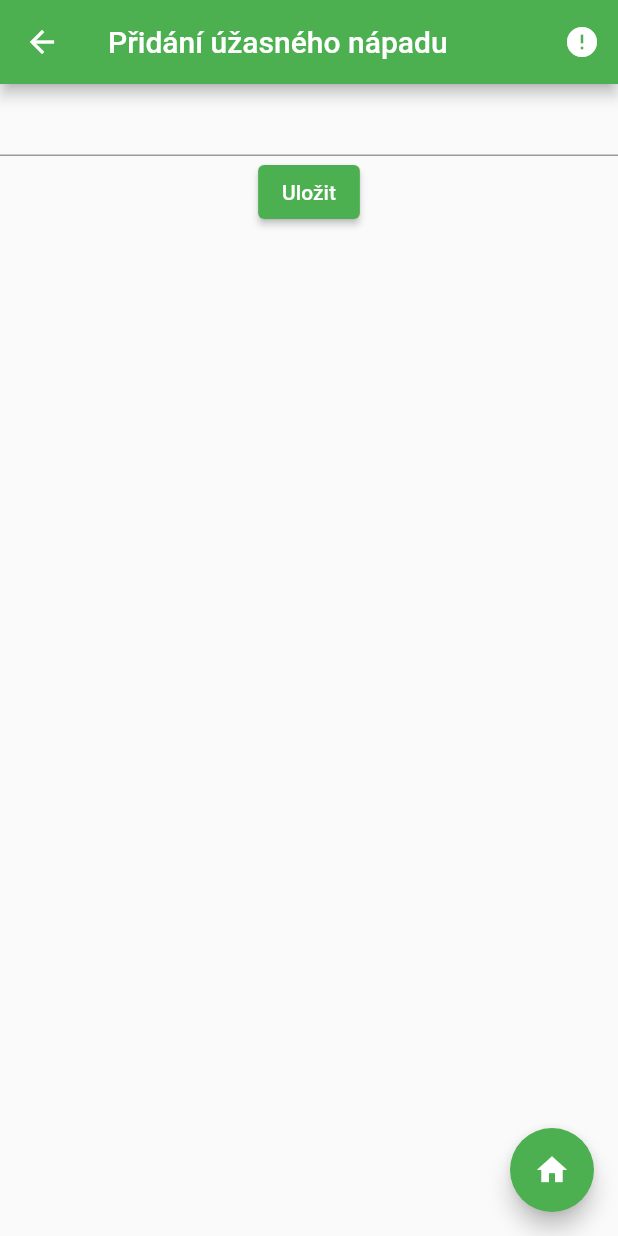
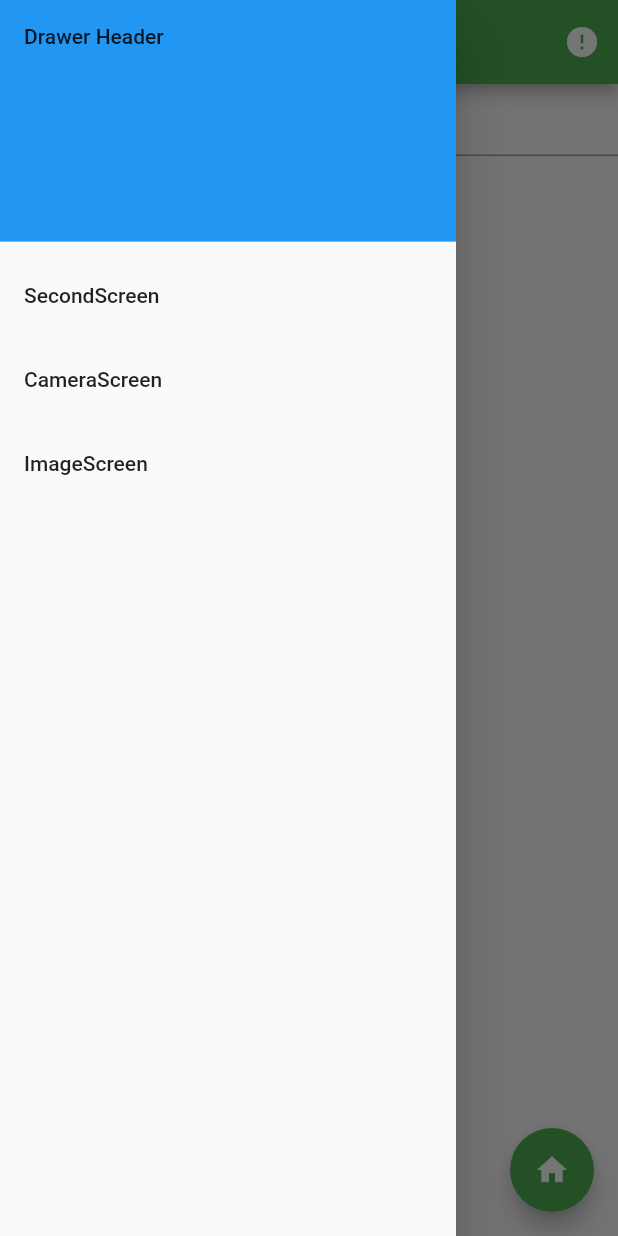
Before and after one commit to flutter-kurz-team/flutter-kurz-3, a Flutter app: the SecondScreen screen opened by its route, with the side drawer open (before the commit the screen has no drawer), on a phone screen of 412 x 824 dp. Run offline on Flutter 3.47's test engine with Material 2 defaults, Android fonts, the phone set to English and light mode, and no system bars; our stand-ins replace camera, shared_preferences; accounts and stored records are empty.

Commit message:
refactor drawer

```diff
--- /dev/null
+++ b/lib/components/components.dart
@@ -0,0 +1,59 @@
+import 'package:flutter/material.dart';
+
+class Components {
+  Drawer getDrawer(BuildContext context) {
+    return Drawer(
+      // Add a ListView to the drawer. This ensures the user can scroll
+      // through the options in the drawer if there isn't enough vertical
+      // space to fit everything.
+      child: ListView(
+        // Important: Remove any padding from the ListView.
+        padding: EdgeInsets.zero,
+        children: [
+          DrawerHeader(
+            child: Text('Drawer Header'),
+            decoration: BoxDecoration(
+              color: Colors.blue,
+            ),
+          ),
+          ListTile(
+            title: Text('SecondScreen'),
+            onTap: () {
+              // Update the state of the app
+              // ...
+              // Then close the drawer
+              Navigator.pop(context);
+            },
+          ),
+          ListTile(
+            title: Text('CameraScreen'),
+            onTap: () {
+              // Update the state of the app
+              // ...
+              // Then close the drawer
+              Navigator.pop(context);
+            },
+          ),
+          ListTile(
+            title: Text('ImageScreen'),
+            onTap: () {
+              // Update the state of the app
+              // ...
+              // Then close the drawer
+              Navigator.pop(context);
+            },
+          ),
+        ],
+      ),
+    );
+  }
+
+  FloatingActionButton getHomeButton(BuildContext context) {
+    return FloatingActionButton(
+      onPressed: () => Navigator.pushNamed(context, "/"),
+      tooltip: '/',
+      child: const Icon(Icons.home),
+    );
+  }
+
+}
--- a/lib/main.dart
+++ b/lib/main.dart
@@ -3,8 +3,6 @@ import 'screens/HomeScreen.dart';
 import 'screens/SecondScreen.dart';
 import 'screens/CameraScreen.dart';
 import 'screens/ImageScreen.dart';
-
-import 'screens/Drawer.dart';
 
 void main() {
   runApp(MyApp());
@@ -33,7 +31,6 @@ class MyApp extends StatelessWidget {
         '/second': (context) => SecondScreen(),
         '/camera': (context) => CameraScreen(),
         '/image': (context) => ImageScreen(),
-        '/drawer': (context) => Drawer(),
       },
       initialRoute: '/',
     );
--- a/lib/screens/CameraScreen.dart
+++ b/lib/screens/CameraScreen.dart
@@ -5,7 +5,7 @@ import 'package:path_provider/path_provider.dart';
 import 'dart:io';
 import 'dart:math';
 
-import '../components/homeFloatingButton.dart';
+import '../components/components.dart';
 
 
 class CameraScreen extends StatefulWidget {
@@ -94,6 +94,7 @@ class _CameraScreenState extends State<CameraScreen> {
           ),
         ],
       ),
+      drawer: Components().getDrawer(context),
       body: Center(
         child: Column(
           children: [
@@ -110,7 +111,7 @@ class _CameraScreenState extends State<CameraScreen> {
           ],
         ),
       ),
-          floatingActionButton: getHomeButton(context),
+          floatingActionButton: Components().getHomeButton(context),
 
     );
   }
--- a/lib/screens/HomeScreen.dart
+++ b/lib/screens/HomeScreen.dart
@@ -1,5 +1,6 @@
 import 'package:flutter/material.dart';
 import 'package:shared_preferences/shared_preferences.dart';
+import '../components/components.dart';
 
 
 
@@ -74,6 +75,7 @@ class _HomeScreenState extends State<HomeScreen> {
           ),
         ],
       ),
+      drawer: Components().getDrawer(context),
       body: Center(
         child: FutureBuilder(
             future: getListOfIdeas(),
--- a/lib/screens/ImageScreen.dart
+++ b/lib/screens/ImageScreen.dart
@@ -2,7 +2,7 @@ import 'package:flutter/material.dart';
 import 'package:shared_preferences/shared_preferences.dart';
 import 'dart:io';
 
-import '../components/homeFloatingButton.dart';
+import '../components/components.dart';
 class ImageScreen extends StatefulWidget {
   ImageScreen({Key key}) : super(key: key);
 
@@ -67,6 +67,7 @@ class _ImageScreenState extends State<ImageScreen> {
           ),
         ],
       ),
+      drawer: Components().getDrawer(context),
       body: Center(
         child: FutureBuilder(
             future: getListOfImages(),
@@ -98,7 +99,7 @@ class _ImageScreenState extends State<ImageScreen> {
               }
             }),
       ),
-      floatingActionButton: getHomeButton(context),
+      floatingActionButton: Components().getHomeButton(context),
     );
   }
 }
--- a/lib/screens/SecondScreen.dart
+++ b/lib/screens/SecondScreen.dart
@@ -1,7 +1,7 @@
 import 'package:flutter/material.dart';
 import 'package:shared_preferences/shared_preferences.dart';
 
-import '../components/homeFloatingButton.dart';
+import '../components/components.dart';
 
 
 class SecondScreen extends StatefulWidget {
@@ -50,6 +50,7 @@ class _SecondScreenState extends State<SecondScreen> {
           ),
         ],
       ),
+      drawer: Components().getDrawer(context),
       body: Center(
         child: Column(
           children: [
@@ -64,7 +65,7 @@ class _SecondScreenState extends State<SecondScreen> {
           ],
         ),
       ),
-      floatingActionButton: getHomeButton(context),
+      floatingActionButton: Components().getHomeButton(context),
     );
   }
 }
```
Also changed, not shown: lib/components/homeFloatingButton.dart (deleted, +0 -9 lines), lib/screens/Drawer.dart (deleted, +0 -89 lines), lib/screens/test.dart (deleted).
